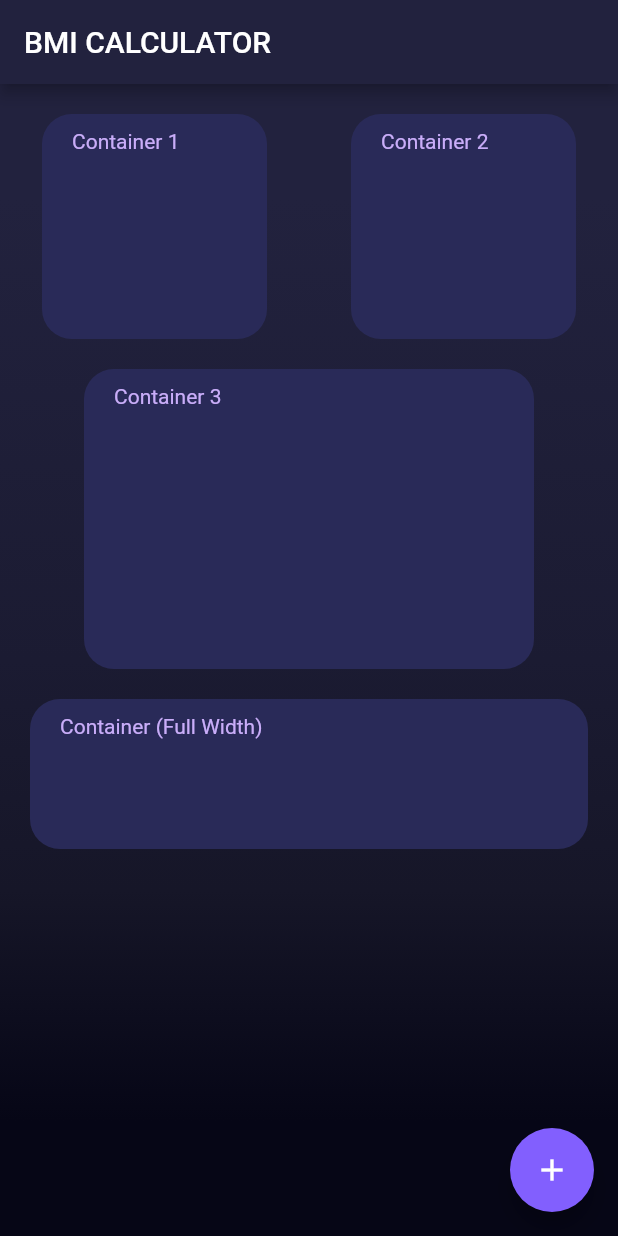
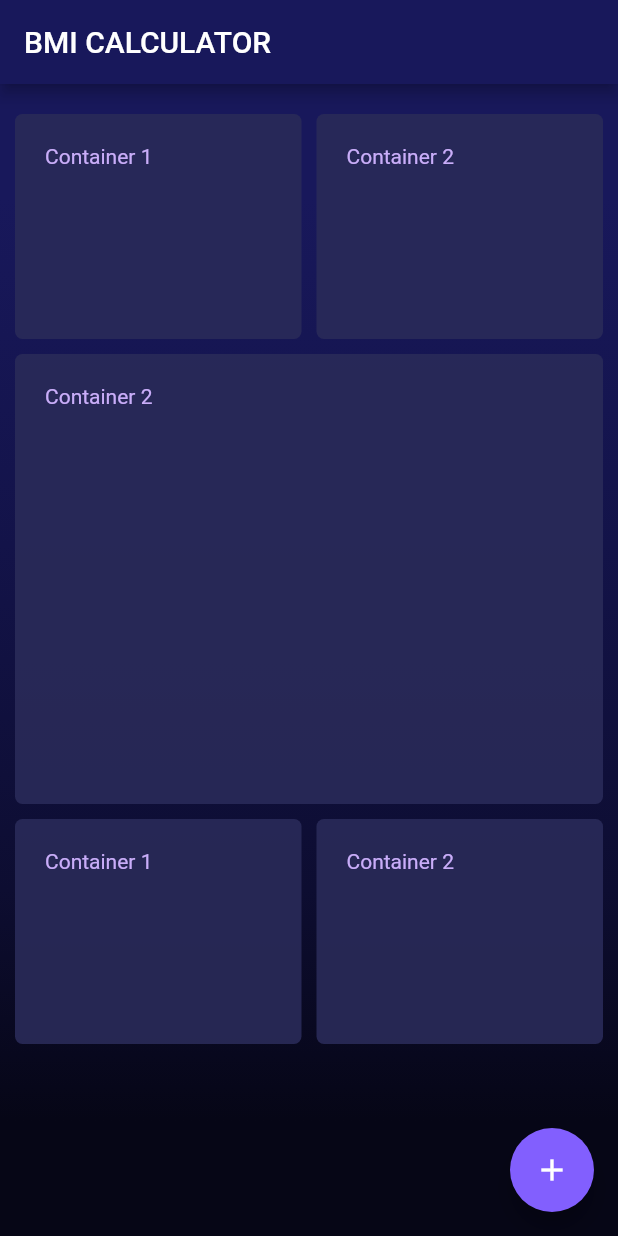
Before and after one commit to cbstodd/bmi_calculator_flutter_app, a Flutter app: the screen it shows after launch, on a phone screen of 412 x 824 dp. Run offline on Flutter 3.47's test engine with Material 2 defaults, Android fonts, the phone set to English and light mode, and no system bars.

Commit message:
Used flex boxes so that boxes scale automatically versus by pixel

```diff
--- /dev/null
+++ b/lib/input_page.dart
@@ -0,0 +1,125 @@
+import 'package:bmi_calculator/raven_theme_data.dart';
+import 'package:flutter/cupertino.dart';
+import 'package:flutter/material.dart';
+
+class InputPage extends StatefulWidget {
+  @override
+  _InputPageState createState() => _InputPageState();
+}
+
+class _InputPageState extends State<InputPage> {
+  final RavenTheme _ravenTheme = RavenTheme();
+
+  @override
+  Widget build(BuildContext context) {
+    return Scaffold(
+      appBar: AppBar(
+        title: const Text('BMI CALCULATOR'),
+      ),
+      body: Center(
+        child: Container(
+          decoration: _ravenTheme.linearGradientBackground(),
+          child: Column(
+            crossAxisAlignment: CrossAxisAlignment.stretch,
+            mainAxisAlignment: MainAxisAlignment.start,
+            children: <Widget>[
+              Row(
+                mainAxisAlignment: MainAxisAlignment.spaceEvenly,
+                children: <Widget>[
+                  Expanded(
+                    flex: 1,
+                    child: Container(
+                      child: Text('Container 1'),
+                      height: 150,
+                      margin: EdgeInsets.fromLTRB(10.0, 20.0, 5.0, 10.0),
+                      padding: EdgeInsets.all(20.0),
+                      decoration: BoxDecoration(
+                        color: _ravenTheme.matteBlue,
+                        borderRadius: BorderRadius.all(
+                          Radius.circular(5.0),
+                        ),
+                      ),
+                    ),
+                  ),
+                  Expanded(
+                    flex: 1,
+                    child: Container(
+                      child: Text('Container 2'),
+                      height: 150,
+                      margin: EdgeInsets.fromLTRB(5.0, 20.0, 10.0, 10.0),
+                      padding: EdgeInsets.all(20.0),
+                      decoration: BoxDecoration(
+                        color: _ravenTheme.matteBlue,
+                        borderRadius: BorderRadius.all(
+                          Radius.circular(5.0),
+                        ),
+                      ),
+                    ),
+                  ),
+                ],
+              ),
+              Row(
+                mainAxisAlignment: MainAxisAlignment.spaceEvenly,
+                children: <Widget>[
+                  Expanded(
+                    flex: 1,
+                    child: Container(
+                      child: Text('Container 2'),
+                      height: 300,
+                      margin: EdgeInsets.fromLTRB(10.0, 0, 10.0, 10.0),
+                      padding: EdgeInsets.all(20.0),
+                      decoration: BoxDecoration(
+                        color: _ravenTheme.matteBlue,
+                        borderRadius: BorderRadius.all(
+                          Radius.circular(5.0),
+                        ),
+                      ),
+                    ),
+                  ),
+                ],
+              ),
+              Row(
+                mainAxisAlignment: MainAxisAlignment.spaceEvenly,
+                children: <Widget>[
+                  Expanded(
+                    flex: 1,
+                    child: Container(
+                      child: Text('Container 1'),
+                      height: 150,
+                      margin: EdgeInsets.fromLTRB(10.0, 0, 5.0, 0),
+                      padding: EdgeInsets.all(20.0),
+                      decoration: BoxDecoration(
+                        color: _ravenTheme.matteBlue,
+                        borderRadius: BorderRadius.all(
+                          Radius.circular(5.0),
+                        ),
+                      ),
+                    ),
+                  ),
+                  Expanded(
+                    flex: 1,
+                    child: Container(
+                      child: Text('Container 2'),
+                      height: 150,
+                      margin: EdgeInsets.fromLTRB(5.0, 0, 10.0, 0),
+                      padding: EdgeInsets.all(20.0),
+                      decoration: BoxDecoration(
+                        color: _ravenTheme.matteBlue,
+                        borderRadius: BorderRadius.all(
+                          Radius.circular(5.0),
+                        ),
+                      ),
+                    ),
+                  ),
+                ],
+              ),
+            ],
+          ),
+        ),
+      ),
+      floatingActionButton: FloatingActionButton(
+        child: Icon(Icons.add),
+      ),
+    );
+  }
+}
--- a/lib/main.dart
+++ b/lib/main.dart
@@ -1,121 +1,18 @@
 import 'package:bmi_calculator/raven_theme_data.dart';
+import 'package:bmi_calculator/input_page.dart';
 import 'package:flutter/cupertino.dart';
 import 'package:flutter/material.dart';
 
 void main() => runApp(BMICalculator());
 
 class BMICalculator extends StatelessWidget {
-  final RavenThemeData _ravenTheme = RavenThemeData();
+  final RavenTheme _ravenTheme = RavenTheme();
 
   @override
   Widget build(BuildContext context) {
     return MaterialApp(
-      theme: ThemeData(
-        primaryColor: _ravenTheme.darkBlue40,
-        accentColor: _ravenTheme.purple,
-        backgroundColor: _ravenTheme.darkBlue80,
-        scaffoldBackgroundColor: Colors.transparent,
-        buttonColor: _ravenTheme.purple,
-        textTheme: TextTheme(
-          headline: TextStyle(color: _ravenTheme.offWhite),
-          body1: TextStyle(color: _ravenTheme.pinkPurple),
-          caption: TextStyle(color: _ravenTheme.mattePurple),
-        ),
-      ),
+      theme: _ravenTheme.ravenThemeData(),
       home: InputPage(),
     );
   }
 }
-
-class InputPage extends StatefulWidget {
-  @override
-  _InputPageState createState() => _InputPageState();
-}
-
-class _InputPageState extends State<InputPage> {
-  final RavenThemeData _ravenTheme = RavenThemeData();
-
-  @override
-  Widget build(BuildContext context) {
-    return Scaffold(
-      appBar: AppBar(
-        title: const Text('BMI CALCULATOR'),
-      ),
-      body: Center(
-        child: Container(
-          decoration: _ravenTheme.LinearGradientBackground(),
-          child: Column(
-            crossAxisAlignment: CrossAxisAlignment.stretch,
-            children: <Widget>[
-              Row(
-                mainAxisAlignment: MainAxisAlignment.spaceAround,
-                children: <Widget>[
-                  Container(
-                    child: Text('Container 1'),
-                    height: 150,
-                    width: 150,
-                    margin: EdgeInsets.all(20.0),
-                    padding: EdgeInsets.fromLTRB(20.0, 10.0, 20.0, 0),
-                    decoration: BoxDecoration(
-                      color: _ravenTheme.matteBlue,
-                      borderRadius: BorderRadius.all(
-                        Radius.circular(20.0),
-                      ),
-                    ),
-                  ),
-                  Container(
-                    child: Text('Container 2'),
-                    height: 150,
-                    width: 150,
-                    margin: EdgeInsets.all(20.0),
-                    padding: EdgeInsets.fromLTRB(20.0, 10.0, 20.0, 0),
-                    decoration: BoxDecoration(
-                      color: _ravenTheme.matteBlue,
-                      borderRadius: BorderRadius.all(
-                        Radius.circular(20.0),
-                      ),
-                    ),
-                  ),
-                ],
-              ),
-              Row(
-                mainAxisAlignment: MainAxisAlignment.spaceEvenly,
-                children: <Widget>[
-                  Container(
-                    child: Text('Container 3'),
-                    height: 200,
-                    width: 300,
-                    margin: EdgeInsets.fromLTRB(0, 0, 0, 20.0),
-                    padding: EdgeInsets.fromLTRB(20.0, 10.0, 20.0, 0),
-                    decoration: BoxDecoration(
-                      color: _ravenTheme.matteBlue,
-                      borderRadius: BorderRadius.all(
-                        Radius.circular(20.0),
-                      ),
-                    ),
-                  ),
-                ],
-              ),
-              Container(
-                child: Text('Container (Full Width)'),
-                height: 100,
-                width: 100,
-                margin: EdgeInsets.fromLTRB(20.0, 0, 20.0, 0),
-                padding: EdgeInsets.fromLTRB(20.0, 10.0, 20.0, 0),
-                decoration: BoxDecoration(
-                  color: _ravenTheme.matteBlue,
-                  borderRadius: BorderRadius.all(
-                    Radius.circular(20.0),
-                  ),
-                ),
-              ),
-            ],
-          ),
-        ),
-      ),
-      floatingActionButton: FloatingActionButton(
-        child: Icon(Icons.add),
-      ),
-    );
-  }
-}
--- a/lib/raven_theme_data.dart
+++ b/lib/raven_theme_data.dart
@@ -1,12 +1,12 @@
 import 'package:flutter/material.dart';
 
-class RavenThemeData {
+class RavenTheme {
   final Color darkBlue100 = Color(0xFF060616);
-  final Color darkBlue80 = Color(0xFF161628);
-  final Color darkBlue60 = Color(0xFF1B1B32);
-  final Color darkBlue40 = Color(0xFF22223E);
-  final Color darkBlue20 = Color(0xFF33335D);
-  final Color matteBlue = Color(0xFF292A58);
+  final Color darkBlue80 = Color(0xFF0D0D31);
+  final Color darkBlue60 = Color(0xFF131349);
+  final Color darkBlue40 = Color(0xFF18185B);
+  final Color darkBlue20 = Color(0xFF1A1A60);
+  final Color matteBlue = Color(0xE6292A58);
   final Color blue = Color(0xFF381EFA);
   final Color purple = Color(0xFF825FFE);
   final Color mattePurple = Color(0xFF9E67AD);
@@ -18,7 +18,7 @@ class RavenThemeData {
   final Color success = Color(0xFF0CCDC9);
   final Color info = Color(0xFF4B81EB);
 
-  BoxDecoration LinearGradientBackground() {
+  BoxDecoration linearGradientBackground() {
     return BoxDecoration(
       // Box decoration takes a gradient
       gradient: LinearGradient(
@@ -26,7 +26,7 @@ class RavenThemeData {
         begin: Alignment.topCenter,
         end: Alignment.bottomCenter,
         // Add one stop for each color. Stops should increase from 0 to 1
-        stops: [0.1, 0.5, 0.7, 0.9],
+        stops: [0.1, 0.4, 0.7, 0.9],
         colors: [
           darkBlue40,
           darkBlue60,
@@ -36,4 +36,19 @@ class RavenThemeData {
       ),
     );
   }
+
+  ThemeData ravenThemeData() {
+    return ThemeData(
+      primaryColor: darkBlue40,
+      accentColor: purple,
+      backgroundColor: darkBlue80,
+      scaffoldBackgroundColor: Colors.transparent,
+      buttonColor: purple,
+      textTheme: TextTheme(
+        headline: TextStyle(color: offWhite),
+        body1: TextStyle(color: pinkPurple),
+        caption: TextStyle(color: mattePurple),
+      ),
+    );
+  }
 }
```
